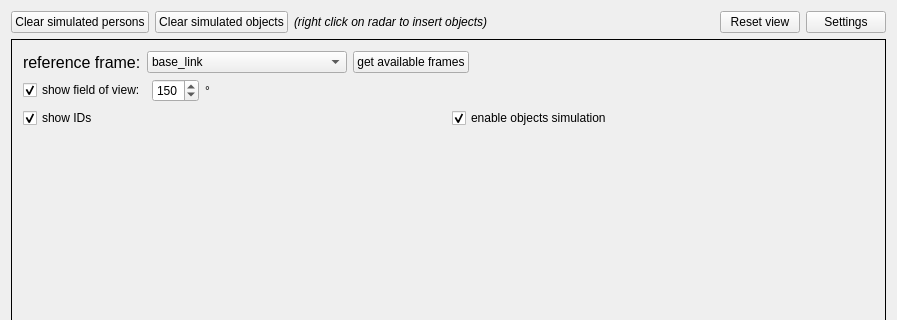
This is resource/radar_tabs.ui in ros4hri/rqt_hri_radar as Qt 5 draws it before an edit; both pictures show x 0 to 897 and y 0 to 320 of the 897 by 566 pixel window. The edited form follows.
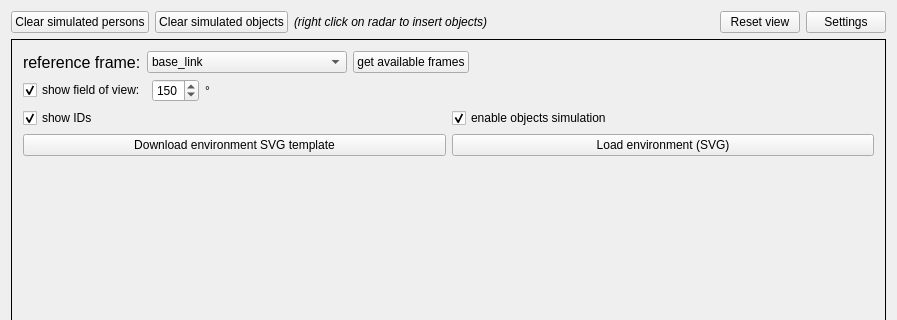
This is the edited form. The open tabs and pages were chosen to show the change. Icons and pictures are not drawn.

Commit message:
load environments from SVG
See Settings > Downlaod template and Settings > Load environment

Patch:
```diff
--- a/resource/radar_tabs.ui
+++ b/resource/radar_tabs.ui
@@ -310,6 +310,30 @@
          </item>
         </layout>
        </item>
+       <item>
+        <layout class="QHBoxLayout" name="horizontalLayout_3">
+         <item>
+          <widget class="QPushButton" name="downloadTplBtn">
+           <property name="text">
+            <string>Download environment SVG template</string>
+           </property>
+           <property name="icon">
+            <iconset theme="QIcon::ThemeIcon::DocumentSave"/>
+           </property>
+          </widget>
+         </item>
+         <item>
+          <widget class="QPushButton" name="loadMapBtn">
+           <property name="text">
+            <string>Load environment (SVG)</string>
+           </property>
+           <property name="icon">
+            <iconset theme="QIcon::ThemeIcon::DocumentOpen"/>
+           </property>
+          </widget>
+         </item>
+        </layout>
+       </item>
        <item>
         <spacer name="verticalSpacer">
          <property name="orientation">
```
Left out of the diff: 2 changed lines with no effect on the pictures. The commit also changes 12 other files.
